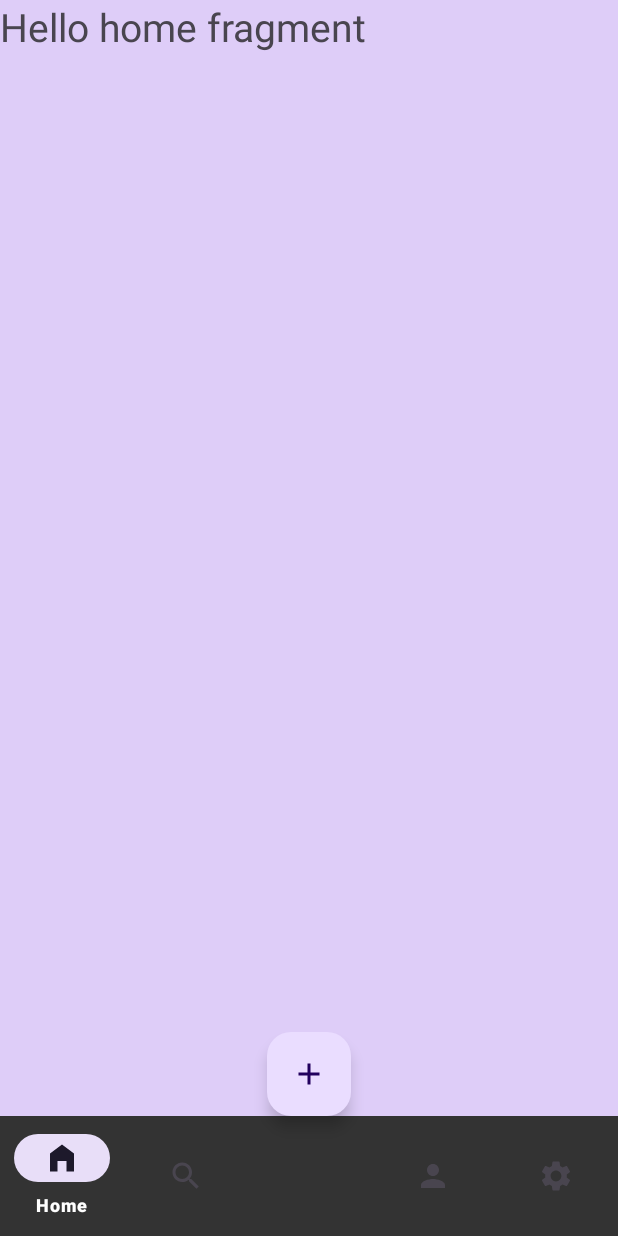
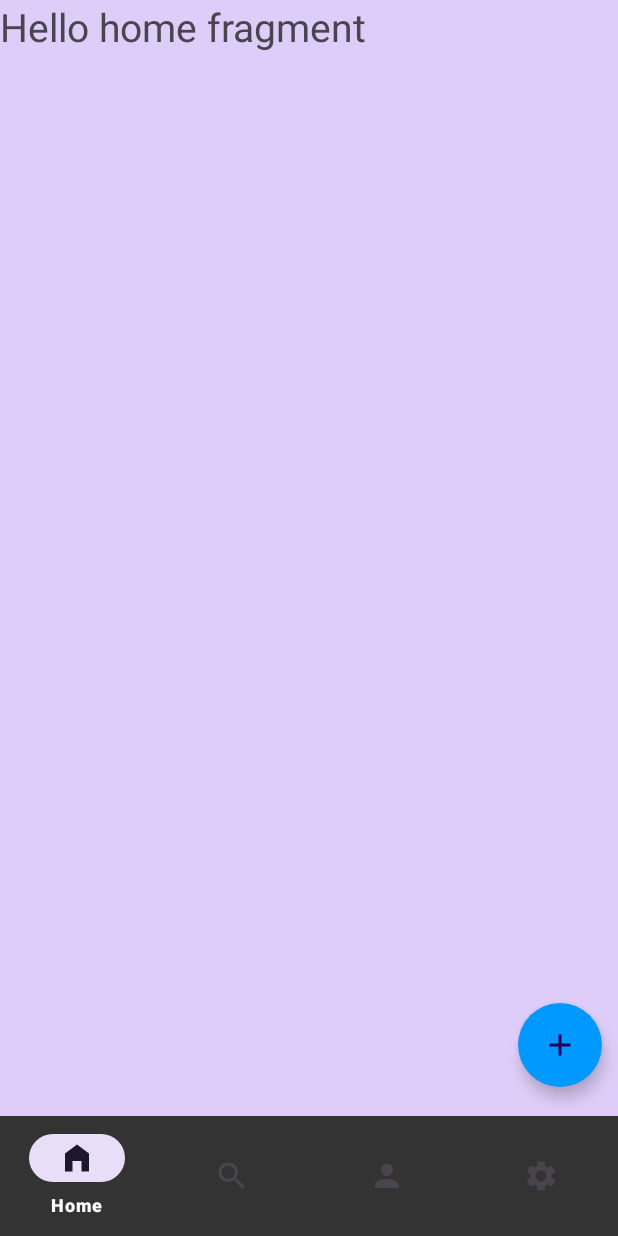
Before and after one commit to Sumeet7774/PassVault-Android-PasswordManager-App, an Android app: the HomePage screen opened directly, with no data from a screen before it, on a phone screen of 412 x 824 dp. Run offline under Robolectric (Android 15) with nearby library versions, the phone set to English and light mode, and no system bars; our stand-ins replace sdp/ssp sizes.

Commit message:
Made changes in the bottom navigation, made changes in the home page and made changes in themes xml file. Made changes in the logic code of HomePage.

```diff
--- a/app/build.gradle
+++ b/app/build.gradle
@@ -27,9 +27,6 @@ android {
         targetCompatibility JavaVersion.VERSION_1_8
     }
 
-    buildFeatures {
-        viewBinding true
-    }
 }
 
 dependencies {
@@ -44,4 +41,5 @@ dependencies {
 
     implementation libs.lottie
     implementation libs.sdp.android
+    implementation libs.material.v170
 }
--- a/app/src/main/res/layout/activity_home_page.xml
+++ b/app/src/main/res/layout/activity_home_page.xml
@@ -19,15 +19,20 @@
     <com.google.android.material.floatingactionbutton.FloatingActionButton
         android:id="@+id/floatingAddButton"
         android:src="@drawable/baseline_add_24"
-        android:layout_width="wrap_content"
+        app:backgroundTint="#0099ff"
+        app:shapeAppearanceOverlay="@style/RoundedShape"
+        android:layout_gravity="end"
+        android:layout_marginEnd="@dimen/_8sdp"
+        android:layout_marginBottom="@dimen/_15sdp"
+        android:layout_width="match_parent"
         android:layout_height="wrap_content" />
 
     <com.google.android.material.bottomnavigation.BottomNavigationView
         android:id="@+id/bottomNavView"
+        app:itemTextColor="@color/white"
         android:layout_width="match_parent"
         android:layout_height="wrap_content"
         app:menu="@menu/bottom_nav_menu"
-        app:itemTextColor="@color/white"
         android:background="#333333" />
 
 
--- a/app/src/main/res/menu/bottom_nav_menu.xml
+++ b/app/src/main/res/menu/bottom_nav_menu.xml
@@ -12,11 +12,6 @@
         android:title="Search" />
 
     <item
-        android:id="@+id/navFloatingAdd"
-        android:enabled="false"
-        android:title="" />
-
-    <item
         android:id="@+id/navProfile"
         android:icon="@drawable/baseline_person_24"
         android:title="Profile" />
--- a/app/src/main/res/values/themes.xml
+++ b/app/src/main/res/values/themes.xml
@@ -6,5 +6,10 @@
         <item name="android:windowFullscreen">true</item>
     </style>
 
+    <style name="RoundedShape">
+        <item name="cornerFamily">rounded</item>
+        <item name="cornerSize">50%</item>
+    </style>
+
     <style name="Theme.PassVault" parent="Base.Theme.PassVault" />
 </resources>
--- a/gradle/libs.versions.toml
+++ b/gradle/libs.versions.toml
@@ -8,6 +8,7 @@ lottie = "6.4.0"
 material = "1.11.0"
 activity = "1.8.2"
 constraintlayout = "2.1.4"
+materialVersion = "1.7.0"
 sdpAndroid = "1.1.0"
 
 [libraries]
@@ -19,6 +20,7 @@ lottie = { module = "com.airbnb.android:lottie", version.ref = "lottie" }
 material = { group = "com.google.android.material", name = "material", version.ref = "material" }
 activity = { group = "androidx.activity", name = "activity", version.ref = "activity" }
 constraintlayout = { group = "androidx.constraintlayout", name = "constraintlayout", version.ref = "constraintlayout" }
+material-v170 = { module = "com.google.android.material:material", version.ref = "materialVersion" }
 sdp-android = { module = "com.intuit.sdp:sdp-android", version.ref = "sdpAndroid" }
 
 [plugins]
```
Also changed, not shown: app/src/main/java/com/example/passvault/HomePage.java (+5 -5 lines).
